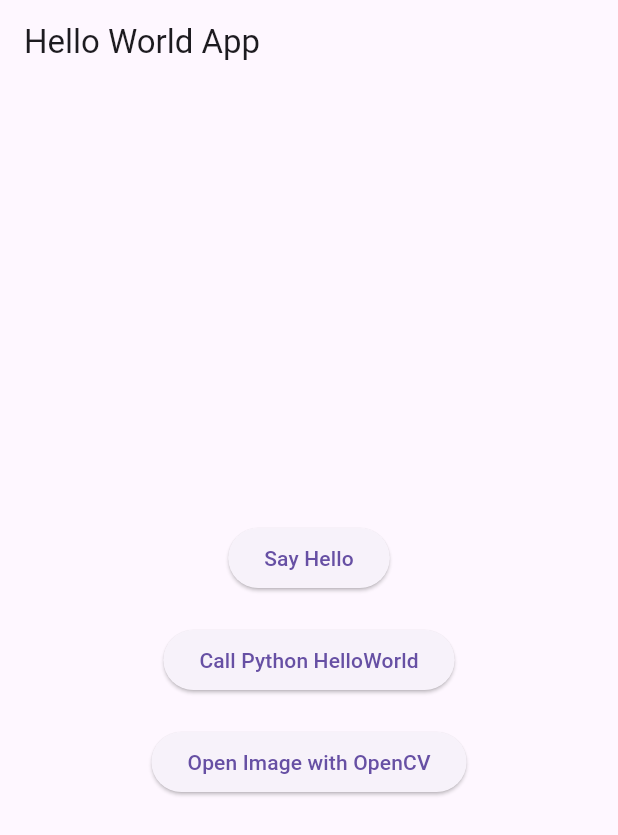
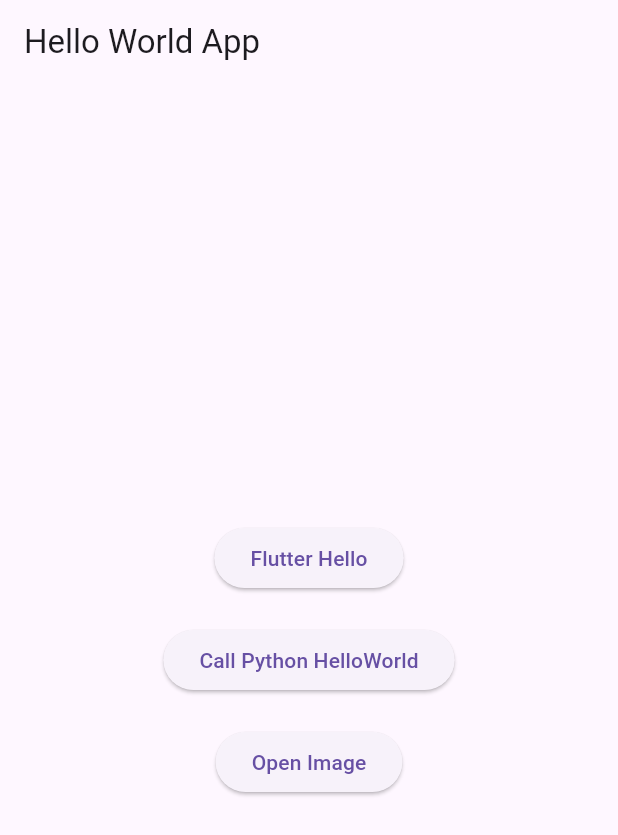
Before and after one commit to Brettina/innoAnim, a Flutter app: the screen it shows after launch, after a tap on "Call Python HelloWorld", on a phone screen of 412 x 824 dp. Shown: the top 835 px of the screen. Run offline on Flutter 3.47's test engine with Material 3 defaults, Android fonts, the phone set to English and light mode, and no system bars; our stand-ins replace firebase_core, flutter_blue; accounts and stored records are empty; network calls fail.

```diff
--- a/flutter/flutter_3/flutter_3/lib/main.dart
+++ b/flutter/flutter_3/flutter_3/lib/main.dart
@@ -1,54 +1,48 @@
 import 'package:flutter/material.dart';
 import 'package:http/http.dart' as http;
 
-const String serverAddress =
-    'http://localhost:8080'; // Replace with your server IP
+// Server address
+const String pythonServerAddress = 'http://localhost:5000'; // Python server
 
-void main() {
-  runApp(MyApp());
+Future<void> callHelloWorld() async {
+  try {
+    final response = await http.get(Uri.parse('$pythonServerAddress/hell'));
+    if (response.statusCode == 200) {
+      print('Response from Python server: ${response.body}');
+    } else {
+      print('Failed to call hello_world. Status code: ${response.statusCode}');
+    }
+  } catch (e) {
+    print('Failed to call hello_world. Error: $e');
+  }
 }
+
+Future<void> openImage() async {
+  try {
+    final response = await http.get(Uri.parse('$pythonServerAddress/img'));
+    //if (response.statusCode == 200) {
+    // print('Image opened successfully');
+    // Handle the image data here if needed
+    ////} else {
+    // print('Failed to open image. Status code: ${response.statusCode}');
+    // }
+  } catch (e) {
+    print('Failed to open image. Error: $e');
+  }
+}
+
+void main() => runApp(MyApp());
 
 class MyApp extends StatelessWidget {
   @override
   Widget build(BuildContext context) {
     return MaterialApp(
-      home: MainScreen(),
+      home: MyHomePage(),
     );
   }
 }
 
-class MainScreen extends StatelessWidget {
-  Future<void> _callPythonHelloWorld() async {
-    try {
-      final url = Uri.parse('$serverAddress/open_image');
-      final response = await http.get(url).timeout(Duration(seconds: 30));
-
-      if (response.statusCode == 200) {
-        print('Python method executed successfully');
-      } else {
-        print('Failed to execute Python method: ${response.statusCode}');
-      }
-    } catch (e) {
-      print('Error executing Python method: $e');
-    }
-  }
-
-  Future<void> _openImageWithOpenCV() async {
-    try {
-      final url = Uri.parse('$serverAddress/open_image');
-      final response = await http.get(url).timeout(Duration(seconds: 30));
-
-      if (response.statusCode == 200) {
-        print('Image opened successfully with OpenCV');
-        // Display the image in Flutter (implement as needed)
-      } else {
-        print('Failed to open image with OpenCV: ${response.statusCode}');
-      }
-    } catch (e) {
-      print('Error opening image with OpenCV: $e');
-    }
-  }
-
+class MyHomePage extends StatelessWidget {
   @override
   Widget build(BuildContext context) {
     return Scaffold(
@@ -59,19 +53,19 @@ class MainScreen extends StatelessWidget {
           children: [
             ElevatedButton(
               onPressed: () {
-                print('Hello, World!');
+                print('Hello from flutter app!');
               },
-              child: Text('Say Hello'),
+              child: Text('Flutter Hello'),
             ),
             SizedBox(height: 20),
             ElevatedButton(
-              onPressed: _callPythonHelloWorld,
+              onPressed: callHelloWorld,
               child: Text('Call Python HelloWorld'),
             ),
             SizedBox(height: 20),
             ElevatedButton(
-              onPressed: _openImageWithOpenCV,
-              child: Text('Open Image with OpenCV'),
+              onPressed: openImage,
+              child: Text('Open Image'),
             ),
           ],
         ),
```
Also changed, not shown: 1 other file.
